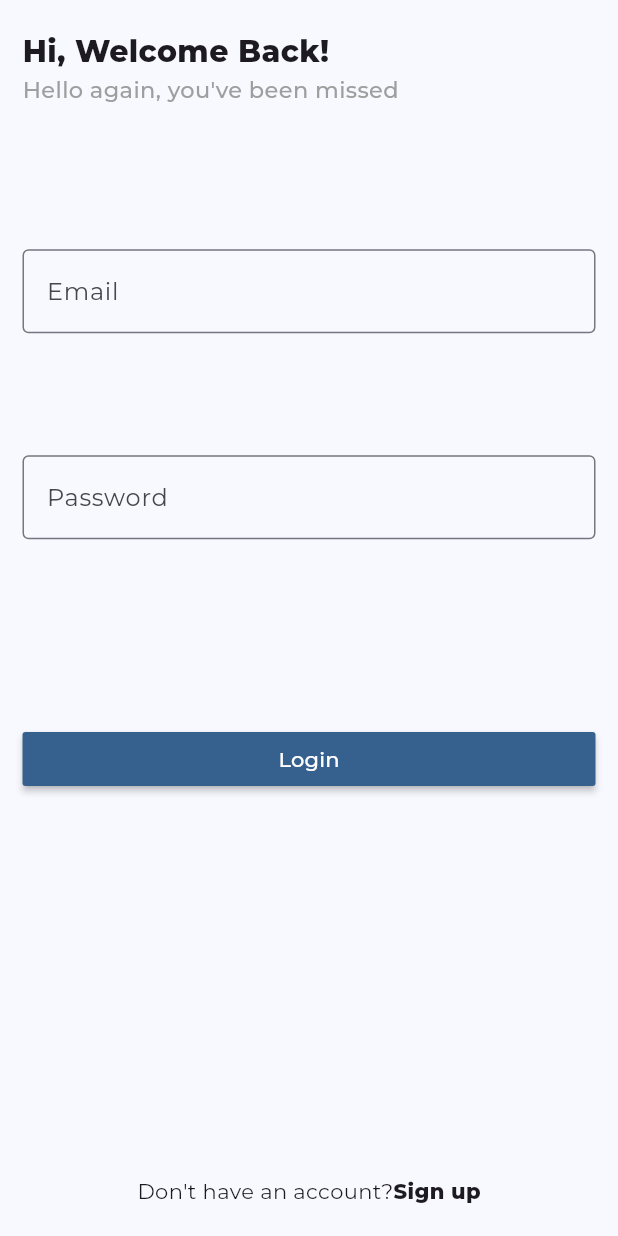
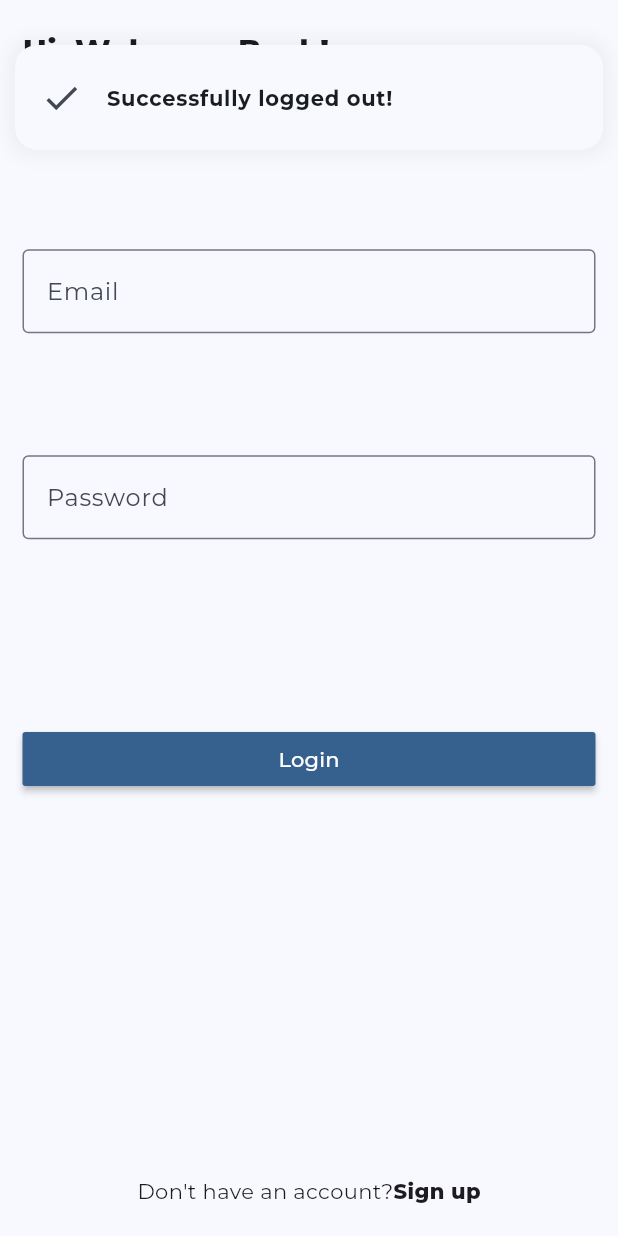
Before and after one commit to devhasanalhamed/chat_app, a Flutter app: the Homepage screen opened by its route, after a tap on the "logout" icon, on a phone screen of 412 x 824 dp. Run offline on Flutter 3.47's test engine with Material 3 defaults, Android fonts, the phone set to English and light mode, and no system bars; drawn by our look-alikes of delightful_toast; our stand-ins replace firebase_analytics, firebase_auth, firebase_core, get_it, google_fonts; accounts and stored records are empty.

Commit message:
Update homepage.dart
show toast when signed out

```diff
--- a/lib/view/screen/homepage.dart
+++ b/lib/view/screen/homepage.dart
@@ -1,3 +1,4 @@
+import 'package:chat_app/core/services/alert_service.dart';
 import 'package:chat_app/core/services/auth_service.dart';
 import 'package:chat_app/core/services/navigation_service.dart';
 import 'package:flutter/material.dart';
@@ -15,10 +16,12 @@ class _HomepageState extends State<Homepage> {
 
   late AuthService _authService;
   late NavigationService _navigationService;
+  late AlertService _alertService;
   @override
   void initState() {
     _authService = _getIt.get<AuthService>();
     _navigationService = _getIt.get<NavigationService>();
+    _alertService = _getIt.get<AlertService>();
     super.initState();
   }
 
@@ -32,6 +35,10 @@ class _HomepageState extends State<Homepage> {
             onPressed: () async {
               final bool result = await _authService.logOut();
               if (result) {
+                _alertService.showToast(
+                  text: 'Successfully logged out!',
+                  icon: Icons.check,
+                );
                 _navigationService.pushReplacementNamed('/login');
                 debugPrint('user has been signed out');
               } else {
```
